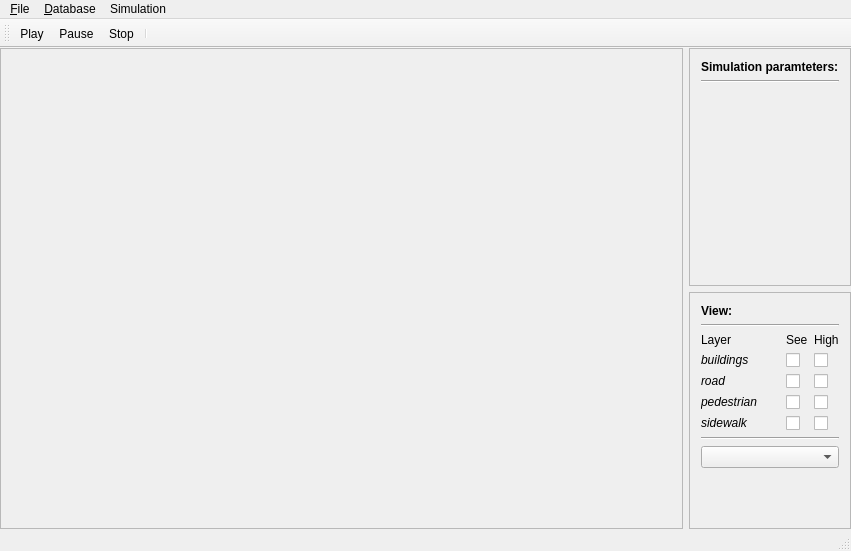
Old version of the form src/View/SimCityWindow.ui in the repository fiedukow/SimCity2013.
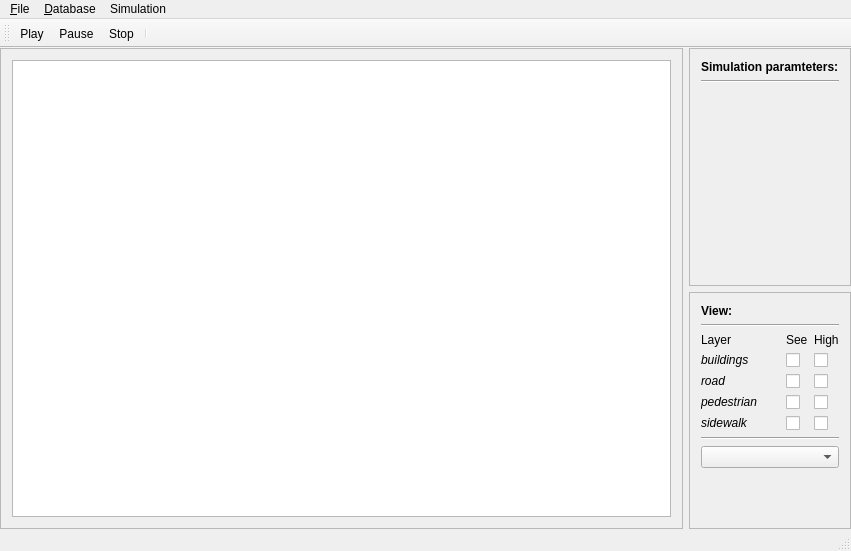
New version of the form.

Commit message: QOgre removal changed to QGraphicsView.

```diff
--- a/src/View/SimCityWindow.ui
+++ b/src/View/SimCityWindow.ui
@@ -46,6 +46,11 @@
            <property name="frameShadow">
             <enum>QFrame::Raised</enum>
            </property>
+           <layout class="QHBoxLayout" name="horizontalLayout_3">
+            <item>
+             <widget class="QGraphicsView" name="view2D"/>
+            </item>
+           </layout>
           </widget>
          </item>
          <item>
```
Left out of the diff: 2 changed lines with no effect on the pictures. The commit also changes 1 other file.
